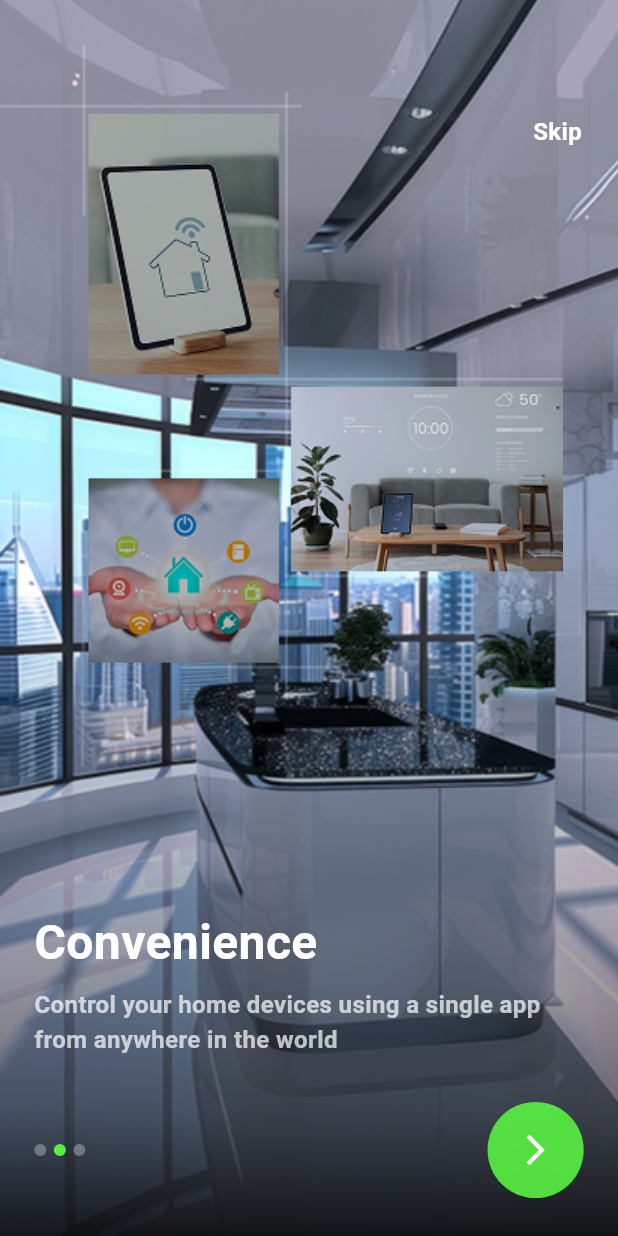
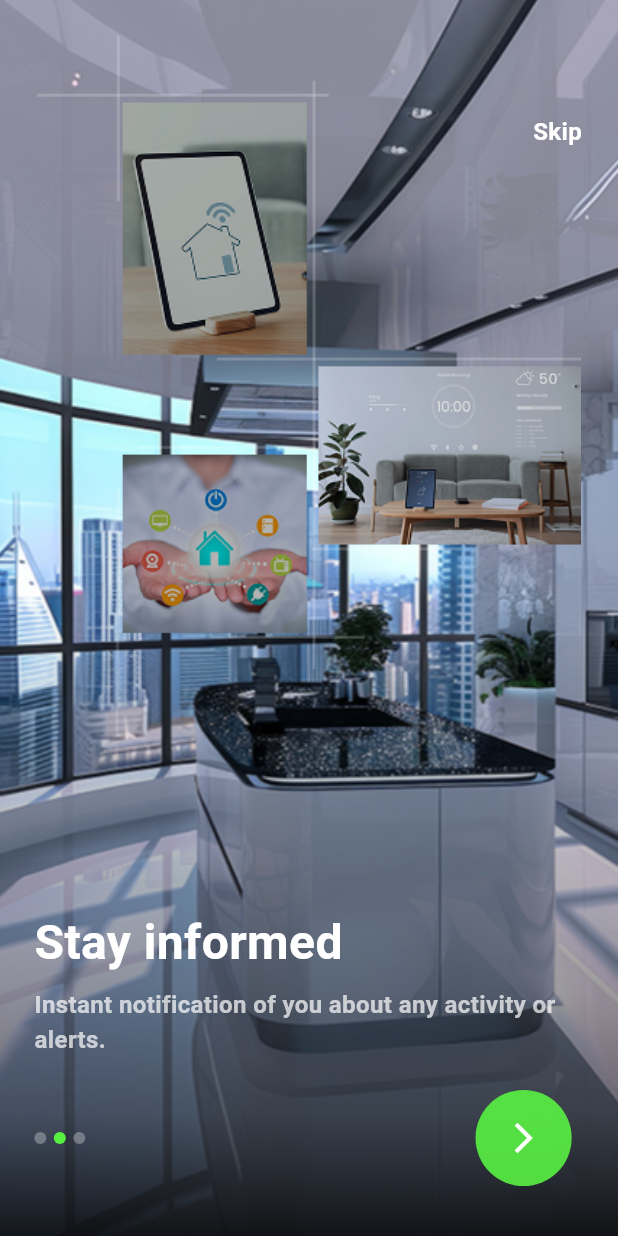
Before and after one commit to ziadmagdy109/Smart_Home, a Flutter app: the screen it shows after launch, after a tap on the "arrow forward ios" icon, on a phone screen of 412 x 824 dp. Run offline on Flutter 3.47's test engine with Material 3 defaults, Android fonts, the phone set to English and light mode, and no system bars; drawn by our look-alikes of smooth_page_indicator; our stand-ins replace flutter_screenutil.

Commit message:
edit onboarding

```diff
--- a/lib/features/onBoarding/presentation/views/first_on_boarding_view.dart
+++ b/lib/features/onBoarding/presentation/views/first_on_boarding_view.dart
@@ -1,7 +1,7 @@
 import 'package:flutter/material.dart';
 import 'package:flutter_screenutil/flutter_screenutil.dart';
 import 'package:smart_home/core/utils/app_text_styles.dart';
-import 'package:smart_home/features/onBoarding/presentation/widgets/align_widget.dart';
+import 'package:smart_home/features/onBoarding/presentation/widgets/align_shadow_widget.dart';
 
 class FirstOnBoardingView extends StatelessWidget {
   const FirstOnBoardingView({super.key});
@@ -19,7 +19,7 @@ class FirstOnBoardingView extends StatelessWidget {
             fit: BoxFit.cover,
           ),
         ),
-        AlignWidget(hight: size.height * 0.5),
+        AlignShadowWidget(hight: size.height * 0.5),
         Padding(
           padding: EdgeInsets.only(bottom: 100.h, left: 20.w, right: 20.w),
           child: Column(
--- a/lib/features/onBoarding/presentation/views/on_boarding_view.dart
+++ b/lib/features/onBoarding/presentation/views/on_boarding_view.dart
@@ -70,7 +70,10 @@ class _OnBoardingViewState extends State<OnBoardingView> {
                   ),
                   Spacer(),
                   // The circle behind indicator
-                  GestureDetector(
+                  IconButton(
+                    onPressed: () {},
+                    splashColor: AppColors.myGreen.withOpacity(0.2),
+                    icon: GestureDetector(
                       onTap: () {
                         if (currentIndex < pages.length - 1) {
                           _pageController.nextPage(
@@ -101,6 +104,7 @@ class _OnBoardingViewState extends State<OnBoardingView> {
                         ),
                       ),
                     ),
+                  ),
                 ],
               ),
             ),
--- a/lib/features/onBoarding/presentation/views/second_on_boarding_view.dart
+++ b/lib/features/onBoarding/presentation/views/second_on_boarding_view.dart
@@ -1,7 +1,7 @@
 import 'package:flutter/material.dart';
 import 'package:flutter_screenutil/flutter_screenutil.dart';
 import 'package:smart_home/core/utils/app_text_styles.dart';
-import 'package:smart_home/features/onBoarding/presentation/widgets/align_widget.dart';
+import 'package:smart_home/features/onBoarding/presentation/widgets/align_shadow_widget.dart';
 
 class SecondOnBoardingView extends StatelessWidget {
   const SecondOnBoardingView({super.key});
@@ -20,10 +20,15 @@ class SecondOnBoardingView extends StatelessWidget {
           ),
         ),
         Padding(
-          padding: EdgeInsets.only(top: 25.h),
-          child: Image.asset("assets/images_onboarding/Image (1).png"),
+          padding: EdgeInsets.only(top: 20.h, right: 0.w),
+          child: Image(
+            image: AssetImage("assets/images_onboarding/Image (1).png"),
+            width: 375.w,
+            height: 390.h,
+            fit: BoxFit.contain,
+          ),
         ),
-        AlignWidget(hight: size.height * 0.5),
+        AlignShadowWidget(hight: size.height * 0.5),
         Padding(
           padding: EdgeInsets.only(bottom: 100.h, left: 20.w, right: 20.w),
           child: Column(
@@ -31,12 +36,12 @@ class SecondOnBoardingView extends StatelessWidget {
             crossAxisAlignment: CrossAxisAlignment.start,
             children: [
               Text(
-                "Convenience",
+                "Stay informed",
                 style: AppTextStyles.style28.copyWith(color: Colors.white),
               ),
               SizedBox(height: 6.h),
               Text(
-                "Control your home devices using a single app from anywhere in the world",
+                "Instant notification of you about any activity or alerts.",
                 style: AppTextStyles.style14opc.copyWith(
                   color: Colors.white.withOpacity(0.7),
                 ),
--- a/lib/features/onBoarding/presentation/views/third_on_boarding_view.dart
+++ b/lib/features/onBoarding/presentation/views/third_on_boarding_view.dart
@@ -1,7 +1,7 @@
 import 'package:flutter/material.dart';
 import 'package:flutter_screenutil/flutter_screenutil.dart';
 import 'package:smart_home/core/utils/app_text_styles.dart';
-import 'package:smart_home/features/onBoarding/presentation/widgets/align_widget.dart';
+import 'package:smart_home/features/onBoarding/presentation/widgets/align_shadow_widget.dart';
 
 class ThirdOnBoardingView extends StatelessWidget {
   const ThirdOnBoardingView({super.key});
@@ -20,10 +20,15 @@ class ThirdOnBoardingView extends StatelessWidget {
           ),
         ),
         Padding(
-          padding: EdgeInsets.only(top: 25.h),
-          child: Image.asset("assets/images_onboarding/Image (2).png"),
+          padding: EdgeInsets.only(top: 20.h, right: 0.w),
+          child: Image(
+            image: AssetImage("assets/images_onboarding/Image (2).png"),
+            width: 375.w,
+            height: 390.h,
+            fit: BoxFit.contain,
+          ),
         ),
-        AlignWidget(hight: size.height * 0.5),
+        AlignShadowWidget(hight: size.height * 0.5),
         Padding(
           padding: EdgeInsets.only(bottom: 100.h, left: 20.w, right: 20.w),
           child: Column(
@@ -31,12 +36,12 @@ class ThirdOnBoardingView extends StatelessWidget {
             crossAxisAlignment: CrossAxisAlignment.start,
             children: [
               Text(
-                "Convenience",
+                "Automate",
                 style: AppTextStyles.style28.copyWith(color: Colors.white),
               ),
               SizedBox(height: 6.h),
               Text(
-                "Control your home devices using a single app from anywhere in the world",
+                "Switch through different scenes and quick action for fast management of your home.",
                 style: AppTextStyles.style14opc.copyWith(
                   color: Colors.white.withOpacity(0.7),
                 ),
--- a/lib/features/onBoarding/presentation/widgets/align_widget.dart
+++ b/lib/features/onBoarding/presentation/widgets/align_shadow_widget.dart
@@ -1,7 +1,7 @@
 import 'package:flutter/material.dart';
 
-class AlignWidget extends StatelessWidget {
-  const AlignWidget({super.key, required this.hight});
+class AlignShadowWidget extends StatelessWidget {
+  const AlignShadowWidget({super.key, required this.hight});
   final double hight;
 
   @override
--- a/pubspec.yaml
+++ b/pubspec.yaml
@@ -10,6 +10,7 @@ environment:
 
 dependencies:
   cupertino_icons: ^1.0.8
+  device_preview: ^1.3.1
   dio: ^5.9.0
   flutter:
     sdk: flutter
@@ -17,7 +18,7 @@ dependencies:
   flutter_screenutil: ^5.9.3
   get_it: ^8.2.0
   shared_preferences: ^2.5.3
-  smooth_page_indicator: ^1.2.1
+  smooth_page_indicator: ^1.1.0
 flutter_svg: ^2.2.1
 
 dev_dependencies:
```
Also changed, not shown: pubspec.lock, 1 other file. Lines whose indentation alone changed are shown as unchanged.
